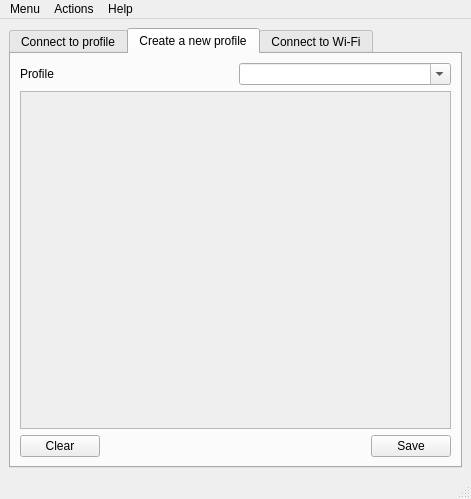
arcan1s/netctl-gui, file sources/gui/src/mainwindow.ui: the form before one commit.
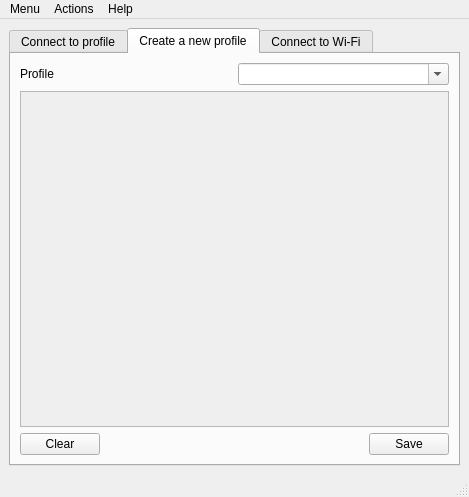
The form after the commit. The open tabs and pages were chosen to show the change. Icons and pictures are not drawn.

What changed in the file:
```diff
--- a/sources/gui/src/mainwindow.ui
+++ b/sources/gui/src/mainwindow.ui
@@ -6,8 +6,8 @@
    <rect>
     <x>0</x>
     <y>0</y>
-    <width>471</width>
-    <height>499</height>
+    <width>469</width>
+    <height>497</height>
    </rect>
   </property>
   <property name="windowTitle">
@@ -225,8 +225,8 @@
             <rect>
              <x>0</x>
              <y>0</y>
-             <width>439</width>
-             <height>340</height>
+             <width>437</width>
+             <height>338</height>
             </rect>
            </property>
            <property name="sizePolicy">
@@ -419,7 +419,7 @@
     <rect>
      <x>0</x>
      <y>0</y>
-     <width>471</width>
+     <width>469</width>
      <height>22</height>
     </rect>
    </property>
```
Left out of the diff: 22 changed lines with no effect on the pictures.
